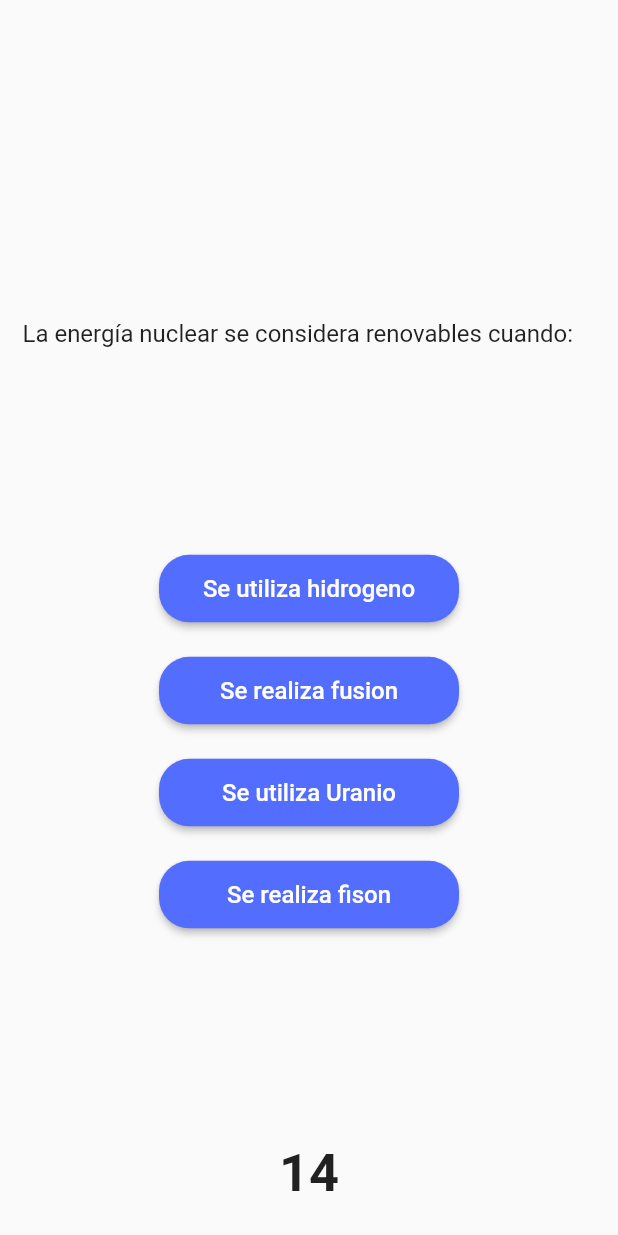
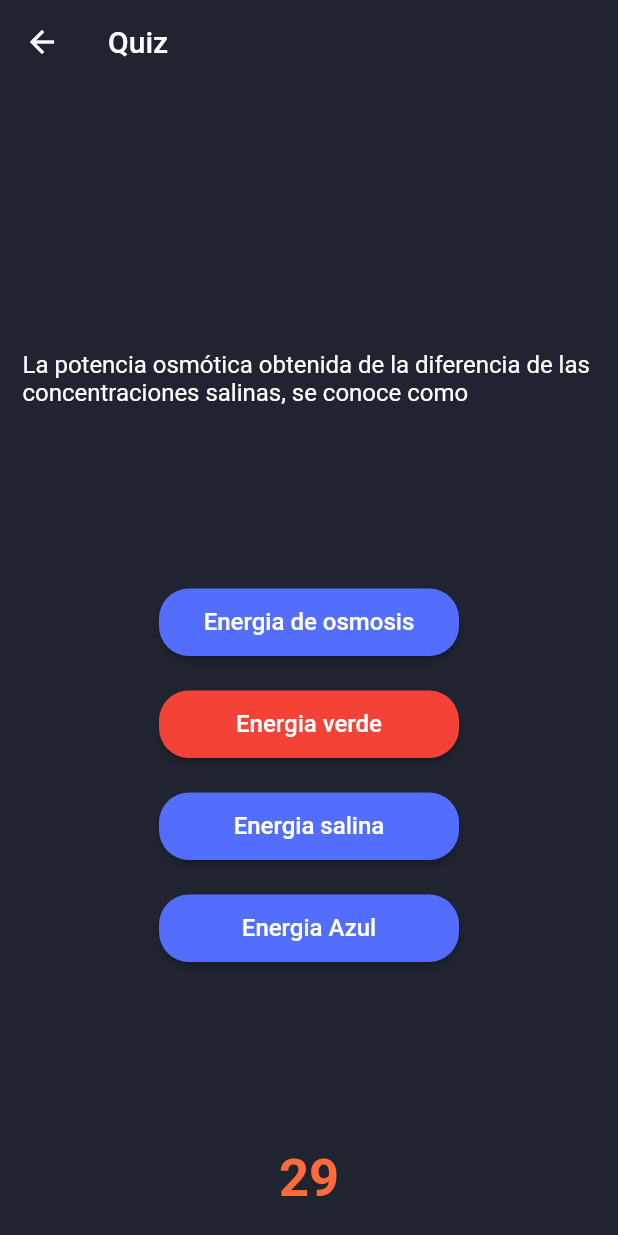
Before and after one commit to randysalvador/EDUPAUEE, a Flutter app: the homepage screen opened directly, after a tap on "Energía renovable", after a tap on "Energia verde", on a phone screen of 412 x 824 dp. Run offline on Flutter 3.47's test engine with Material 2 defaults, Android fonts, the phone set to English and light mode, and no system bars; our stand-ins replace carousel_slider, chewie, flutter_markdown, get, google_fonts, video_player and 1 more; Roboto replaces fonts that are missing (Alike, Quando, Times New Roman).

Commit message:
Changes_juegos-error-resu

```diff
--- a/assets/python.json
+++ b/assets/python.json
@@ -1,15 +1,15 @@
 [
     {
-        "1": "La potencia osmótica obtenida de la diferencia de las concentraciones salinas, se conoce como",
-        "2": "Las fuentes de energía renovables que se encuentran en el planeta tierra tien relación con:",
-        "3": "¿Que son las energías renovables?",
-        "4": "A que se le puede considera como fuente de energía renovable",
-        "5": "La energía de biogas se obtiene a partir de:",
-        "6": "A cual se le concidera como energía renovable",
-        "7": "La energía nuclear se considera renovables cuando:",
-        "8": "La energía Undimotriz es aquella que se obtiene de:",
-        "9": "La energía solar es unas de las mas potentes y puras que posee la tierra, estas pueden tener dos tipos de paneles ¿cuales son?",
-        "10": "¿Qué es la energía?"
+        "1": "1. La potencia osmótica obtenida de la diferencia de las concentraciones salinas, se conoce como",
+        "2": "2. Las fuentes de energía renovables que se encuentran en el planeta tierra tien relación con:",
+        "3": "3. ¿Que son las energías renovables?",
+        "4": "4. A que se le puede considera como fuente de energía renovable",
+        "5": "5. La energía de biogas se obtiene a partir de:",
+        "6": "6. A cual se le concidera como energía renovable",
+        "7": "7. La energía nuclear se considera renovables cuando:",
+        "8": "8. La energía Undimotriz es aquella que se obtiene de:",
+        "9": "9. La energía solar es unas de las mas potentes y puras que posee la tierra, estas pueden tener dos tipos de paneles ¿cuales son?",
+        "10": "10. ¿Qué es la energía?"
     },
     {
         "1": {
--- a/lib/Juegos/QuizStar/home.dart
+++ b/lib/Juegos/QuizStar/home.dart
@@ -102,7 +102,7 @@ class _homepageState extends State<homepage> {
       appBar: AppBar(
         backgroundColor: Color(0xFF1F2430),
         title: Text(
-          "Quizstar",
+          "QuizSedener",
           style: TextStyle(
             fontFamily: "Quando",
           ),
--- a/lib/Juegos/QuizStar/main.dart
+++ b/lib/Juegos/QuizStar/main.dart
@@ -8,10 +8,9 @@ class MyApp extends StatelessWidget {
   Widget build(BuildContext context) {
     return MaterialApp(
       debugShowCheckedModeBanner: false,
-      title: "Quizstar",
+      title: "QuizSedener",
       theme: ThemeData(
-        backgroundColor: Color(0xFF1F2430),
-        primarySwatch: Colors.blue,
+        primarySwatch: Colors.indigo,
       ),
       home: splashscreen(),
     );
--- a/lib/Juegos/QuizStar/quizpage.dart
+++ b/lib/Juegos/QuizStar/quizpage.dart
@@ -3,7 +3,7 @@ import 'dart:convert';
 import 'dart:math';
 import 'package:flutter/material.dart';
 import 'package:flutter/services.dart';
-import 'package:edupauee/juegos/QuizStar/resultpage.dart';
+import 'package:edupauee/Juegos/QuizStar/resultpage.dart';
 
 class getjson extends StatelessWidget {
   // accept the langname as a parameter
@@ -44,7 +44,7 @@ class getjson extends StatelessWidget {
           return Scaffold(
             body: Center(
               child: Text(
-                "Cargando",
+                "Cargando...",
               ),
             ),
           );
@@ -76,7 +76,7 @@ class _quizpageState extends State<quizpage> {
   bool disableAnswer = false;
   // extra varibale to iterate
   int j = 1;
-  int timer = 15;
+  int timer = 30;
   String showtimer = "30";
   var random_array;
 
@@ -97,7 +97,7 @@ class _quizpageState extends State<quizpage> {
     var distinctIds = [];
     var rand = new Random();
     for (int i = 0;;) {
-      distinctIds.add(rand.nextInt(10));
+      distinctIds.add(rand.nextInt(10) + 1);
       random_array = distinctIds.toSet().toList();
       if (random_array.length < 10) {
         continue;
@@ -203,7 +203,7 @@ class _quizpageState extends State<quizpage> {
     });
     // nextquestion();
     // changed timer duration to 1 second
-    Timer(Duration(seconds: 1), nextquestion);
+    Timer(Duration(seconds: 2), nextquestion);
   }
 
   Widget choicebutton(String k) {
@@ -238,28 +238,13 @@ class _quizpageState extends State<quizpage> {
   Widget build(BuildContext context) {
     SystemChrome.setPreferredOrientations(
         [DeviceOrientation.portraitDown, DeviceOrientation.portraitUp]);
-    return WillPopScope(
-      onWillPop: () {
-        return showDialog(
-            context: context,
-            builder: (context) => AlertDialog(
-                  title: Text(
-                    "Quizstar",
+    return Scaffold(
+      backgroundColor: Color(0xFF1F2430),
+      appBar: AppBar(
+        title: Text("Quiz"),
+        backgroundColor: Color(0xFF1F2430),
+        elevation: 0,
       ),
-                  content: Text("No puede volver en esta etapa."),
-                  actions: <Widget>[
-                    FlatButton(
-                      onPressed: () {
-                        Navigator.of(context).pop();
-                      },
-                      child: Text(
-                        'Ok',
-                      ),
-                    )
-                  ],
-                ));
-      },
-      child: Scaffold(
       body: Column(
         children: <Widget>[
           Expanded(
@@ -272,6 +257,7 @@ class _quizpageState extends State<quizpage> {
                 style: TextStyle(
                   fontSize: 16.0,
                   fontFamily: "Quando",
+                  color: Colors.white,
                 ),
               ),
             ),
@@ -304,6 +290,7 @@ class _quizpageState extends State<quizpage> {
                     fontSize: 35.0,
                     fontWeight: FontWeight.w700,
                     fontFamily: 'Times New Roman',
+                    color: Color(0XFFFF6B3D),
                   ),
                 ),
               ),
@@ -311,7 +298,6 @@ class _quizpageState extends State<quizpage> {
           ),
         ],
       ),
-      ),
     );
   }
 }
--- a/lib/Juegos/QuizStar/resultpage.dart
+++ b/lib/Juegos/QuizStar/resultpage.dart
@@ -1,5 +1,5 @@
 import 'package:flutter/material.dart';
-import 'package:edupauee/juegos/QuizStar/home.dart';
+import 'package:edupauee/Juegos/QuizStar/home.dart';
 
 class resultpage extends StatefulWidget {
   int marks;
@@ -40,7 +40,7 @@ class _resultpageState extends State<resultpage> {
     return Scaffold(
       appBar: AppBar(
         title: Text(
-          "Resultado",
+          "Result",
         ),
       ),
       body: Column(
--- a/lib/Juegos/juego_view.dart
+++ b/lib/Juegos/juego_view.dart
@@ -29,8 +29,6 @@ class _JuegosState extends State<Juegos> {
       ),
       body: ListView(
         children: [
-          customcard(images[2]),
-          customcard(images[2]),
           customcard(images[2]),
         ],
       ),
```
Also changed, not shown: lib/Juegos/QuizStar/splash.dart (+3 -4 lines). Lines whose indentation alone changed are shown as unchanged.
